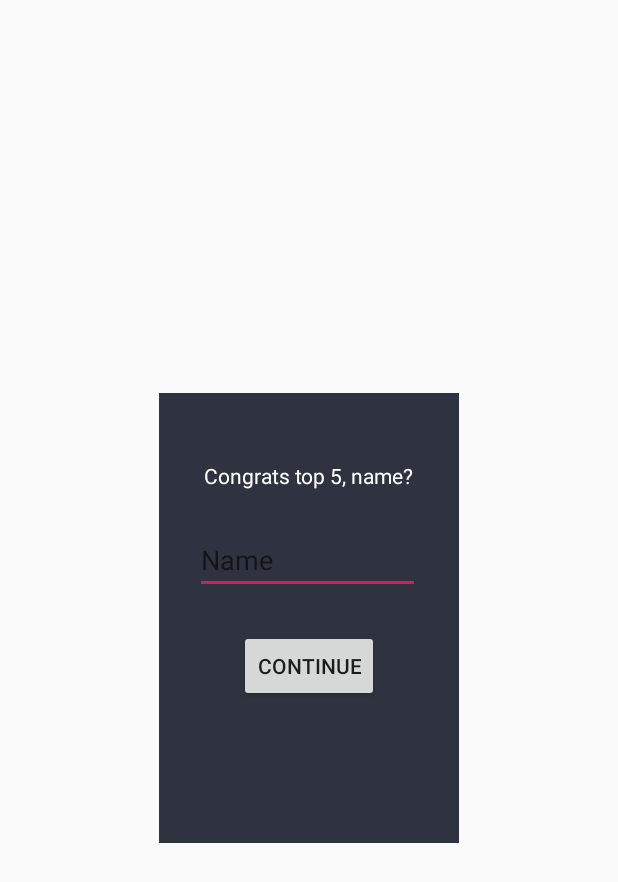
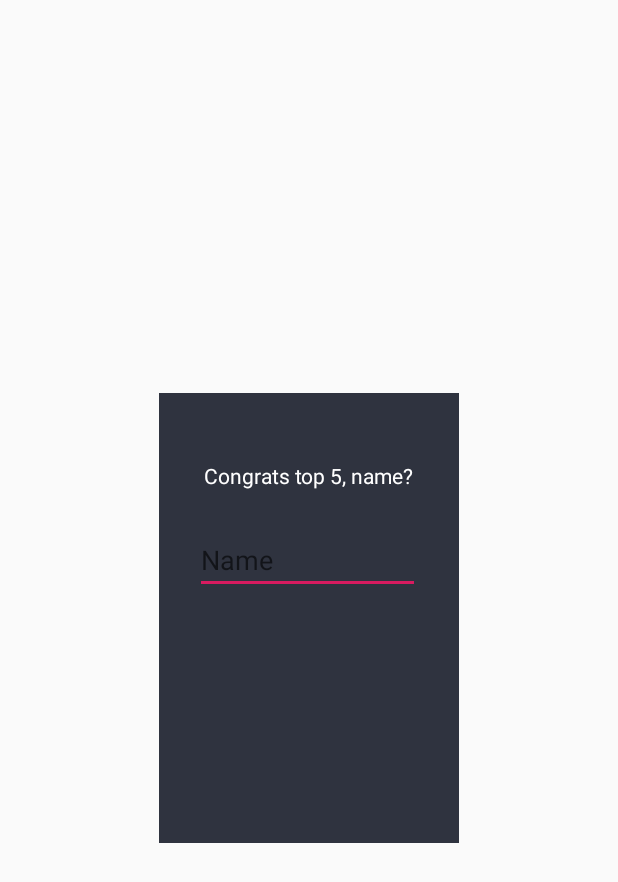
Before and after one commit to VegardSkaansar/virtualball, an Android app: the layout popup_fill_name.xml on its own in the app's theme, with its tools: preview values and no code run, on a phone screen of 412 x 824 dp. Shown: the top 882 px of the screen. Run offline under Robolectric (Android 15) with nearby library versions, the phone set to English and light mode, and no system bars.

Commit message:
Adding readme and removing a button

```diff
--- a/app/src/main/res/layout/popup_fill_name.xml
+++ b/app/src/main/res/layout/popup_fill_name.xml
@@ -39,15 +39,4 @@
         app:layout_constraintStart_toStartOf="parent"
         app:layout_constraintTop_toBottomOf="@+id/textView2" />
 
-    <Button
-        android:id="@+id/btn_continue"
-        android:layout_width="wrap_content"
-        android:layout_height="wrap_content"
-        android:layout_marginStart="8dp"
-        android:layout_marginTop="24dp"
-        android:layout_marginEnd="8dp"
-        android:text="continue"
-        app:layout_constraintEnd_toEndOf="parent"
-        app:layout_constraintStart_toStartOf="parent"
-        app:layout_constraintTop_toBottomOf="@+id/popupName" />
 </android.support.constraint.ConstraintLayout>
```
Also changed, not shown: 1 other file.
